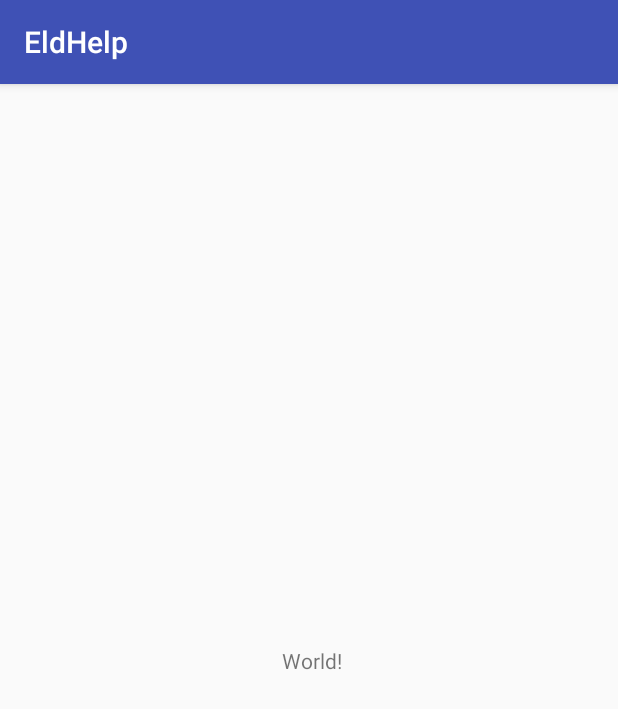
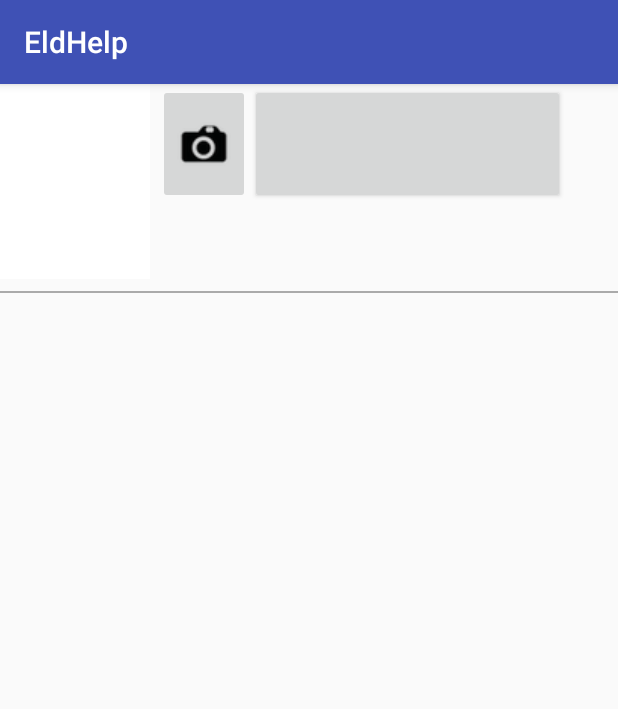
Before and after one commit to alassadi/EldHelp, an Android app: the MainActivity screen opened directly, with no data from a screen before it, on a phone screen of 412 x 824 dp. Shown: the top 709 px of the screen. Run offline under Robolectric (Android 15) with nearby library versions, the phone set to English and light mode, and no system bars.

Commit message:
For Paulina

```diff
--- a/app/src/main/res/layout/activity_main.xml
+++ b/app/src/main/res/layout/activity_main.xml
@@ -6,13 +6,36 @@
     android:layout_height="match_parent"
     tools:context=".MainActivity">
 
-    <TextView
+    <ImageView
+        android:layout_width="100dp"
+        android:layout_height="130dp"
+        android:layout_marginTop="4dp"
+        android:layout_marginLeft="4dp"
+        android:id="@+id/foto_trip"
+        android:scaleType="center"
+        android:cropToPadding="true"
+        android:background="@color/cardview_light_background"/>
+
+    <ImageButton
+        android:id="@+id/image_button"
         android:layout_width="wrap_content"
-        android:layout_height="wrap_content"
-        android:text=" World!"
-        app:layout_constraintBottom_toBottomOf="parent"
-        app:layout_constraintLeft_toLeftOf="parent"
-        app:layout_constraintRight_toRightOf="parent"
-        app:layout_constraintTop_toTopOf="parent" />
+        android:layout_height="80dp"
+        android:layout_marginStart="5dp"
+        android:src="@drawable/cameraa"
+        app:layout_constraintStart_toEndOf="@id/foto_trip"
+        android:layout_marginLeft="5dp" />
 
+    <Button
+        android:id="@+id/date_button"
+        android:layout_width="210dp"
+        android:layout_height="80dp"
+        app:layout_constraintStart_toEndOf="@+id/image_button" />
+
+    <View
+        android:layout_width="match_parent"
+        android:id="@+id/linie1"
+        android:layout_height="1dp"
+        android:layout_marginTop="8dp"
+        android:background="@android:color/darker_gray"
+        app:layout_constraintTop_toBottomOf="@id/foto_trip" />
 </android.support.constraint.ConstraintLayout>
```
Also changed, not shown: app/src/main/res/drawable-v24/cameraa.png (added).
